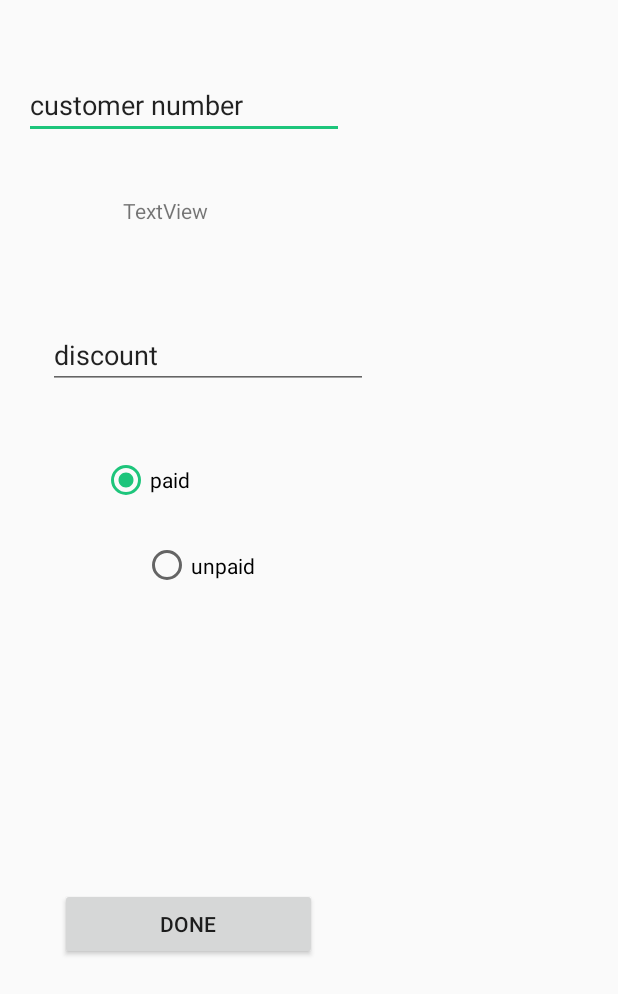
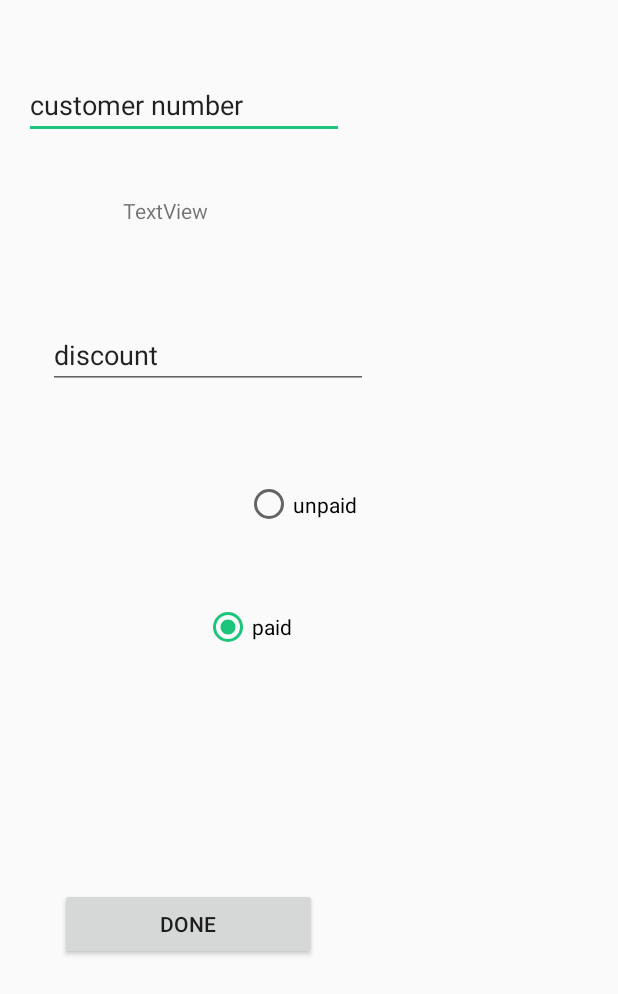
Before and after one commit to ishminsingh/SRPOS, an Android app: the layout activity_payment.xml on its own in the app's theme, with its tools: preview values and no code run, on a phone screen of 412 x 824 dp. Shown: the top 994 px of the screen. Run offline under Robolectric (Android 15) with nearby library versions, the phone set to English and light mode, and no system bars.

Commit message:
changes in code

```diff
--- a/app/src/main/res/layout/activity_payment.xml
+++ b/app/src/main/res/layout/activity_payment.xml
@@ -48,15 +48,13 @@
 
     <RadioGroup
         android:id="@+id/radiostaus"
-        android:layout_width="223dp"
-        android:layout_height="86dp"
+        android:layout_width="299dp"
+        android:layout_height="179dp"
         android:layout_marginStart="68dp"
         android:layout_marginLeft="68dp"
         android:layout_marginTop="300dp"
         app:layout_constraintStart_toStartOf="parent"
         app:layout_constraintTop_toTopOf="parent">
-
-    </RadioGroup>
 
         <RadioButton
             android:id="@+id/radiounpaid"
@@ -81,6 +79,9 @@
             app:layout_constraintStart_toStartOf="parent"
             app:layout_constraintTop_toBottomOf="@+id/discout" />
 
+    </RadioGroup>
+
+
     <Button
         android:id="@+id/Done"
         android:layout_width="171dp"
```
Also changed, not shown: app/src/main/java/dev/ishmin/srpos/Payment.java (+5 -6 lines). Lines whose indentation alone changed are shown as unchanged.
